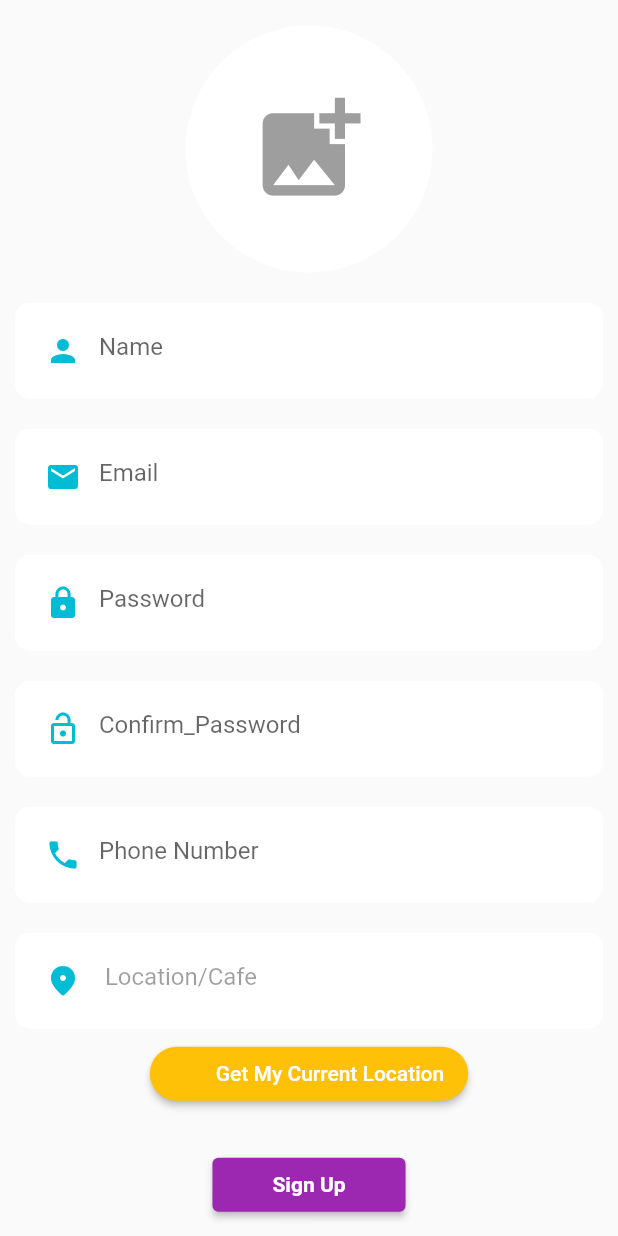
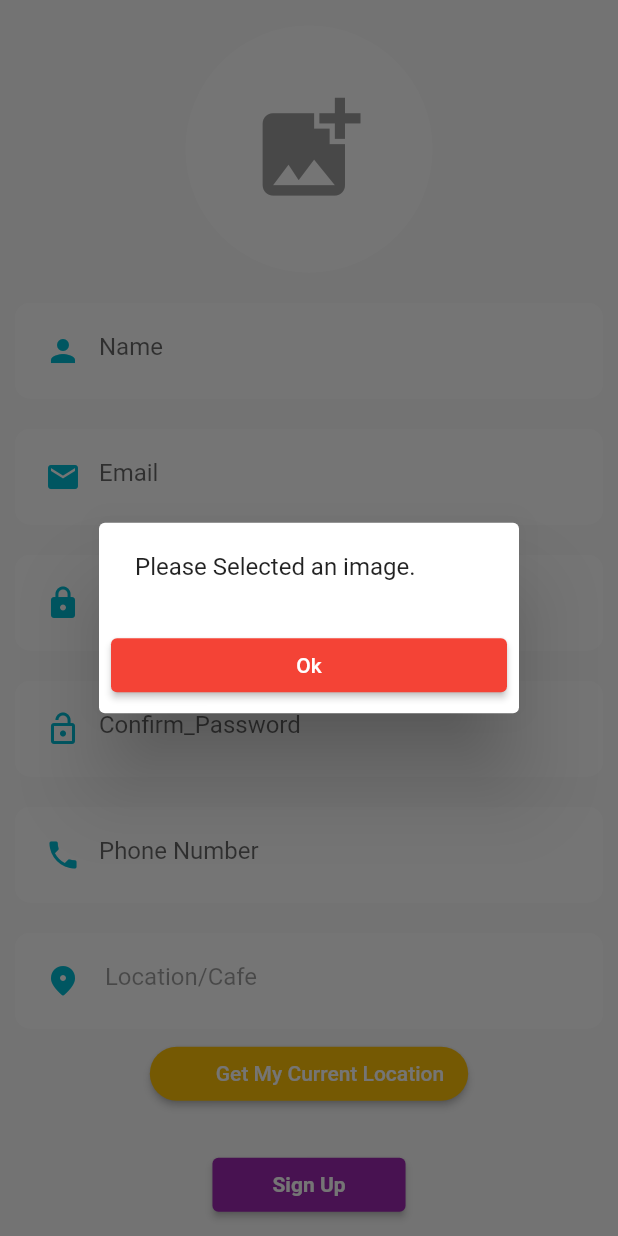
Before and after one commit to Alamin35-449/foodpanda_new, a Flutter app: what register_screen() shows on an empty page, opened directly, after a tap on "Sign Up", on a phone screen of 412 x 824 dp. Run offline on Flutter 3.47's test engine with Material 2 defaults, Android fonts, the phone set to English and light mode, and no system bars; our stand-ins replace firebase_core, geocoding, geolocator, image_picker; accounts and stored records are empty.

```diff
--- a/lib/authentication/register.dart
+++ b/lib/authentication/register.dart
@@ -2,6 +2,7 @@ import 'dart:io';
 
 import 'package:flutter/material.dart';
 import 'package:foodpanda/widget/custom_text_field.dart';
+import 'package:foodpanda/widget/error_dailog.dart';
 import 'package:geocoding/geocoding.dart';
 import 'package:geolocator/geolocator.dart';
 import 'package:image_picker/image_picker.dart';
@@ -50,7 +51,51 @@ class _register_screenState extends State<register_screen> {
         '${pMark.subThoroughfare} ${pMark.thoroughfare}, ${pMark.subLocality}, ${pMark.locality}, ${pMark.subAdministrativeArea}, ${pMark.administrativeArea} ${pMark.postalCode}, ${pMark.country}';
 
     locationcontroller.text = completeAddress;
-  } //ai porjonto shop location ar jonno use kora hoise
+  }
+
+  //ai porjonto shop location ar jonno use kora hoise
+
+  Future<void> formValidation() async {
+    if (imageXfile == null) {
+      showDialog(
+          context: context,
+          builder: (c) {
+            return Error_dailog(
+              message: "Please Selected an image.",
+            );
+          });
+    } else {
+      if (passwordcontroller.text == confirmPasswordcontroller.text) {
+        //start uploading image
+        if (confirmPasswordcontroller.text.isNotEmpty &&
+            emailcontroller.text.isNotEmpty &&
+            namecontroller.text.isNotEmpty &&
+            phonecontroller.text.isNotEmpty &&
+            locationcontroller.text.isNotEmpty)
+        {
+          //start uploading image
+        }
+        else
+        {
+          showDialog(
+              context: context,
+              builder: (c) {
+                return Error_dailog(
+                  message: "Please write the required info for Registration",
+                );
+              });
+        }
+      } else {
+        showDialog(
+            context: context,
+            builder: (c) {
+              return Error_dailog(
+                message: "password Not match.",
+              );
+            });
+      }
+    }
+  }
 
   @override
   Widget build(BuildContext context) {
@@ -158,15 +203,16 @@ class _register_screenState extends State<register_screen> {
             ElevatedButton(
                 child: Text(
                   "Sign Up",
-                style:
-                    TextStyle(color: Colors.white, fontWeight: FontWeight.bold),
+                  style: TextStyle(
+                      color: Colors.white, fontWeight: FontWeight.bold),
                 ),
                 style: ElevatedButton.styleFrom(
                   primary: Colors.purple,
                   padding: EdgeInsets.symmetric(horizontal: 40, vertical: 10),
                 ),
-              onPressed: () => print("clicked"),
-            ),
+                onPressed: () {
+                  formValidation();
+                }),
           ],
         ),
       ),
--- a/lib/widget/error_dailog.dart
+++ b/lib/widget/error_dailog.dart
@@ -0,0 +1,32 @@
+import 'package:flutter/material.dart';
+
+
+//error box aita bananor jonno coding safe ar video 11 number ta
+
+class Error_dailog extends StatelessWidget {
+  final String? message;
+
+  Error_dailog({this.message});
+
+  @override
+  Widget build(BuildContext context) {
+    return AlertDialog(
+      key: key,
+      content: Text(message!),
+      actions: [
+        ElevatedButton(
+            child:  Center(
+              child:const Text("Ok"),
+            ),
+          style: ElevatedButton.styleFrom(
+            primary: Colors.red
+          ),
+          onPressed: ()
+            {
+              Navigator.pop(context);
+            }
+        ),
+      ],
+    );
+  }
+}
--- a/pubspec.yaml
+++ b/pubspec.yaml
@@ -36,6 +36,8 @@ dependencies:
   # The following adds the Cupertino Icons font to your application.
   # Use with the CupertinoIcons class for iOS style icons.
   cupertino_icons: ^1.0.2
+  firebase_core: ^2.4.1
+  firebase_storage: ^11.0.10
   image_picker: ^0.8.6+1
   geocoding: ^2.0.5
 
```
Also changed, not shown: lib/main.dart (+6 -2 lines), pubspec.lock, 3 other files. Lines whose indentation alone changed are shown as unchanged.
